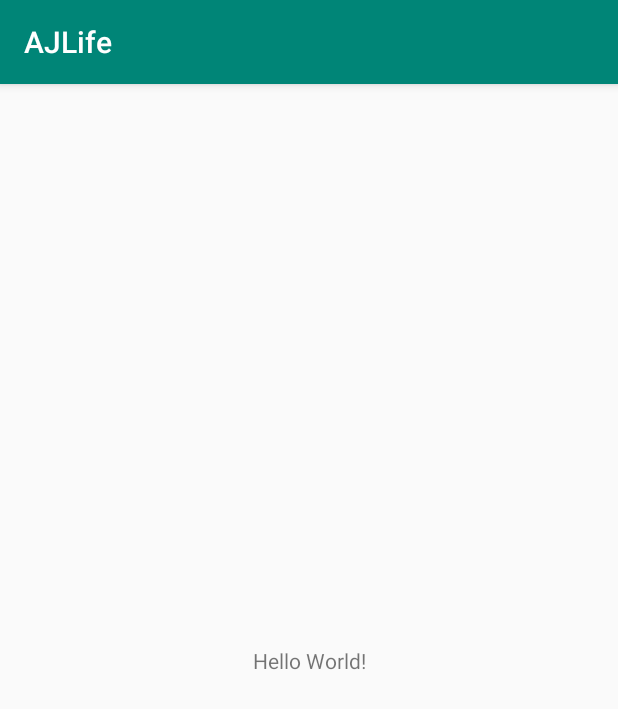
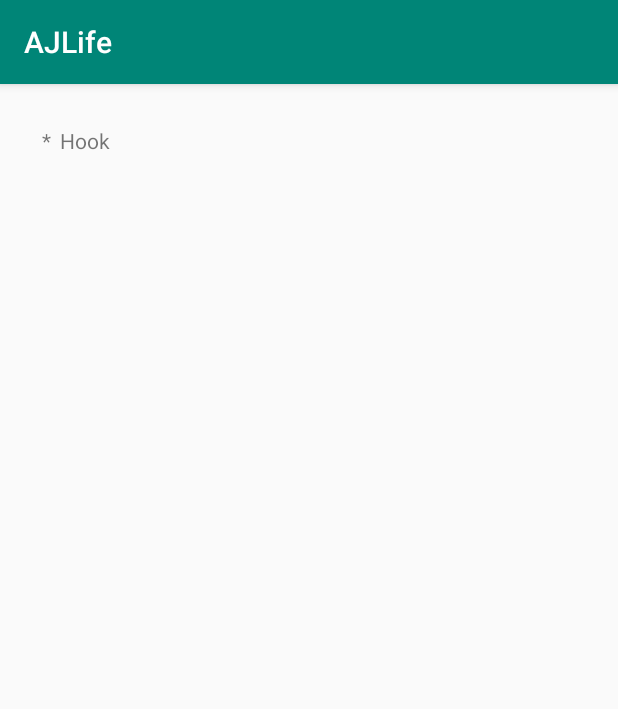
Before and after one commit to peace710/AJLife, an Android app: the screen it shows after launch (MainActivity before the commit, RootActivity after it), on a phone screen of 412 x 824 dp. Shown: the top 709 px of the screen. Run offline under Robolectric (Android 15) with nearby library versions, the phone set to English and light mode, and no system bars.

Commit message:
android knowledge root

```diff
--- /dev/null
+++ b/ALifeHook/src/main/AndroidManifest.xml
@@ -0,0 +1,2 @@
+<manifest xmlns:android="http://schemas.android.com/apk/res/android"
+    package="me.peace.hook" />
--- /dev/null
+++ b/ALifeHook/src/main/java/me/peace/hook/Hook.java
@@ -0,0 +1,5 @@
+package me.peace.hook;
+
+public class Hook {
+
+}
--- /dev/null
+++ b/ALifeHook/src/main/res/values/strings.xml
@@ -0,0 +1,3 @@
+<resources>
+    <string name="app_name">ALifeHook</string>
+</resources>
--- a/app/build.gradle
+++ b/app/build.gradle
@@ -4,7 +4,7 @@ android {
     compileSdkVersion 28
     buildToolsVersion "29.0.1"
     defaultConfig {
-        applicationId "me.peace.aj"
+        applicationId "me.peace.app"
         minSdkVersion 15
         targetSdkVersion 28
         versionCode 1
@@ -28,6 +28,9 @@ dependencies {
     androidTestImplementation 'androidx.test:runner:1.1.1'
     androidTestImplementation 'androidx.test.espresso:espresso-core:3.1.1'
     implementation project(path: ':ALifeAspectJ')
+    implementation 'androidx.recyclerview:recyclerview:1.1.0'
+    implementation project(path: ':JLifeLib')
+    implementation project(path: ':ALifeHook')
 }
 
 import org.aspectj.bridge.IMessage
--- a/app/src/main/AndroidManifest.xml
+++ b/app/src/main/AndroidManifest.xml
@@ -1,6 +1,6 @@
 <?xml version="1.0" encoding="utf-8"?>
 <manifest xmlns:android="http://schemas.android.com/apk/res/android"
-    package="me.peace.aj">
+    package="me.peace.app">
 
     <application
         android:allowBackup="true"
@@ -9,7 +9,7 @@
         android:roundIcon="@mipmap/ic_launcher_round"
         android:supportsRtl="true"
         android:theme="@style/AppTheme">
-        <activity android:name=".MainActivity">
+        <activity android:name="me.peace.app.activity.RootActivity">
             <intent-filter>
                 <action android:name="android.intent.action.MAIN" />
 
--- a/app/src/main/java/me/peace/aj/MainActivity.java
+++ b/app/src/main/java/me/peace/app/MainActivity.java
@@ -1,4 +1,4 @@
-package me.peace.aj;
+package me.peace.app;
 
 import androidx.appcompat.app.AppCompatActivity;
 
--- /dev/null
+++ b/app/src/main/java/me/peace/app/activity/RootActivity.java
@@ -0,0 +1,47 @@
+package me.peace.app.activity;
+
+import android.content.res.Resources;
+
+import java.util.ArrayList;
+import java.util.Arrays;
+import java.util.List;
+
+import androidx.recyclerview.widget.LinearLayoutManager;
+import androidx.recyclerview.widget.RecyclerView;
+import me.peace.app.R;
+import me.peace.app.adapter.StringAdapter;
+import me.peace.app.base.BaseActivity;
+
+public class RootActivity extends BaseActivity {
+    private RecyclerView root;
+    private List<String> list;
+    private StringAdapter adapter;
+
+    @Override
+    protected int offerContentViewId() {
+        return R.layout.activity_life_root;
+    }
+
+    @Override
+    protected void init() {
+        initMenu();
+    }
+
+    @Override
+    protected void initView() {
+        root = findViewById(R.id.root);
+    }
+
+    @Override
+    protected void initListener() {
+
+    }
+
+    private void initMenu(){
+        Resources resources = getResources();
+        list = new ArrayList<>(Arrays.asList(resources.getStringArray(R.array.root)));
+        adapter = new StringAdapter(this,list);
+        root.setLayoutManager(new LinearLayoutManager(this));
+        root.setAdapter(adapter);
+    }
+}
--- /dev/null
+++ b/app/src/main/java/me/peace/app/adapter/StringAdapter.java
@@ -0,0 +1,62 @@
+package me.peace.app.adapter;
+
+import android.content.Context;
+import android.view.LayoutInflater;
+import android.view.View;
+import android.view.ViewGroup;
+import android.widget.LinearLayout;
+import android.widget.TextView;
+
+import java.util.List;
+
+import androidx.annotation.NonNull;
+import androidx.recyclerview.widget.RecyclerView;
+import me.peace.app.R;
+
+public class StringAdapter extends RecyclerView.Adapter<StringAdapter.StringViewHolder> {
+    private static final String TAG = StringAdapter.class.getSimpleName();
+
+    private Context context;
+    private List<String> strings;
+
+    public StringAdapter(Context context, List<String> strings) {
+        this.context = context;
+        this.strings = strings;
+    }
+
+    @NonNull
+    @Override
+    public StringViewHolder onCreateViewHolder(@NonNull ViewGroup parent, int viewType) {
+        return new StringViewHolder(LayoutInflater.from(context).inflate(R.layout.item_text,parent,
+            false));
+    }
+
+    @Override
+    public void onBindViewHolder(@NonNull StringViewHolder holder, int position) {
+        holder.text.setText(strings.get(position));
+        holder.item.setOnClickListener(new View.OnClickListener() {
+            @Override
+            public void onClick(View v) {
+
+            }
+        });
+    }
+
+    @Override
+    public int getItemCount() {
+        return strings == null ? 0 : strings.size();
+    }
+
+    static class StringViewHolder extends RecyclerView.ViewHolder{
+
+        private LinearLayout item;
+        private TextView text;
+
+        public StringViewHolder(@NonNull View itemView) {
+            super(itemView);
+            item = itemView.findViewById(R.id.item);
+            text = itemView.findViewById(R.id.text);
+        }
+    }
+
+}
--- /dev/null
+++ b/app/src/main/java/me/peace/app/base/BaseActivity.java
@@ -0,0 +1,25 @@
+package me.peace.app.base;
+
+import android.os.Bundle;
+
+import androidx.annotation.Nullable;
+import androidx.appcompat.app.AppCompatActivity;
+
+public abstract class BaseActivity extends AppCompatActivity {
+    @Override
+    protected void onCreate(@Nullable Bundle savedInstanceState) {
+        super.onCreate(savedInstanceState);
+        setContentView(offerContentViewId());
+        initView();
+        initListener();
+        init();
+    }
+
+    protected abstract int offerContentViewId();
+
+    protected abstract void init();
+
+    protected abstract void initView();
+
+    protected abstract void initListener();
+}
--- /dev/null
+++ b/app/src/main/res/layout/activity_life_root.xml
@@ -0,0 +1,18 @@
+<?xml version="1.0" encoding="utf-8"?>
+<androidx.constraintlayout.widget.ConstraintLayout xmlns:android="http://schemas.android.com/apk/res/android"
+    xmlns:app="http://schemas.android.com/apk/res-auto"
+    android:orientation="vertical"
+    android:layout_width="match_parent"
+    android:layout_height="match_parent">
+
+    <androidx.recyclerview.widget.RecyclerView
+        android:layout_width="0dp"
+        android:layout_height="0dp"
+        app:layout_constraintStart_toStartOf="parent"
+        app:layout_constraintEnd_toEndOf="parent"
+        app:layout_constraintTop_toTopOf="parent"
+        app:layout_constraintBottom_toBottomOf="parent"
+        android:layout_margin="@dimen/activity_margin"
+        android:id="@+id/root" />
+
+</androidx.constraintlayout.widget.ConstraintLayout>
--- /dev/null
+++ b/app/src/main/res/layout/item_text.xml
@@ -0,0 +1,27 @@
+<?xml version="1.0" encoding="utf-8"?>
+<LinearLayout xmlns:android="http://schemas.android.com/apk/res/android"
+    android:layout_width="match_parent"
+    android:layout_height="wrap_content"
+    android:background="?attr/selectableItemBackground"
+    android:id="@+id/item"
+    android:layout_margin="@dimen/item_margin"
+    android:padding="@dimen/activity_padding">
+
+    <TextView
+        android:layout_width="wrap_content"
+        android:layout_height="wrap_content"
+        android:layout_gravity="center"
+        android:text="*"/>
+
+    <Space
+        android:layout_width="@dimen/space_width"
+        android:layout_height="wrap_content" />
+
+    <TextView
+        android:id="@+id/text"
+        android:gravity="center_vertical"
+        android:layout_width="match_parent"
+        android:layout_height="wrap_content"
+        android:text="@string/app_name"/>
+
+</LinearLayout>
--- /dev/null
+++ b/app/src/main/res/values/arrays.xml
@@ -0,0 +1,6 @@
+<?xml version="1.0" encoding="utf-8"?>
+<resources>
+    <string-array name="root">
+        <item>Hook</item>
+    </string-array>
+</resources>
--- /dev/null
+++ b/app/src/main/res/values/dimens.xml
@@ -0,0 +1,10 @@
+<?xml version="1.0" encoding="utf-8"?>
+<resources>
+    <dimen name="activity_margin">16dp</dimen>
+    <dimen name="activity_horizontal_margin">16dp</dimen>
+    <dimen name="activity_vertical_margin">16dp</dimen>
+    <dimen name="activity_padding">8dp</dimen>
+    <dimen name="item_margin">4dp</dimen>
+    <dimen name="item_padding">8dp</dimen>
+    <dimen name="space_width">6dp</dimen>
+</resources>
--- a/settings.gradle
+++ b/settings.gradle
@@ -1,2 +1,2 @@
-include ':app', ':JLifeDemo', ':JLifeLib', ':gradleLife', ':JLifeReflection', ':JLifeAnnotation', ':JLifeProcessor', ':JLifeThread', ':JLifeDesign', ':ALifeAspectJ', ':JLifeDataStructure'
+include ':app', ':JLifeDemo', ':JLifeLib', ':gradleLife', ':JLifeReflection', ':JLifeAnnotation', ':JLifeProcessor', ':JLifeThread', ':JLifeDesign', ':ALifeAspectJ', ':JLifeDataStructure', ':ALifeHook'
 rootProject.name='AJLife'
```
Also changed, not shown: ALifeHook/build.gradle (added, +34 -0 lines), JLifeLib/src/main/java/me/peace/utils/LogUtils.java (added, +23 -0 lines), JLifeLib/src/main/java/me/peace/utils/StackTraceUtils.java (added, +57 -0 lines), 3 other files.
